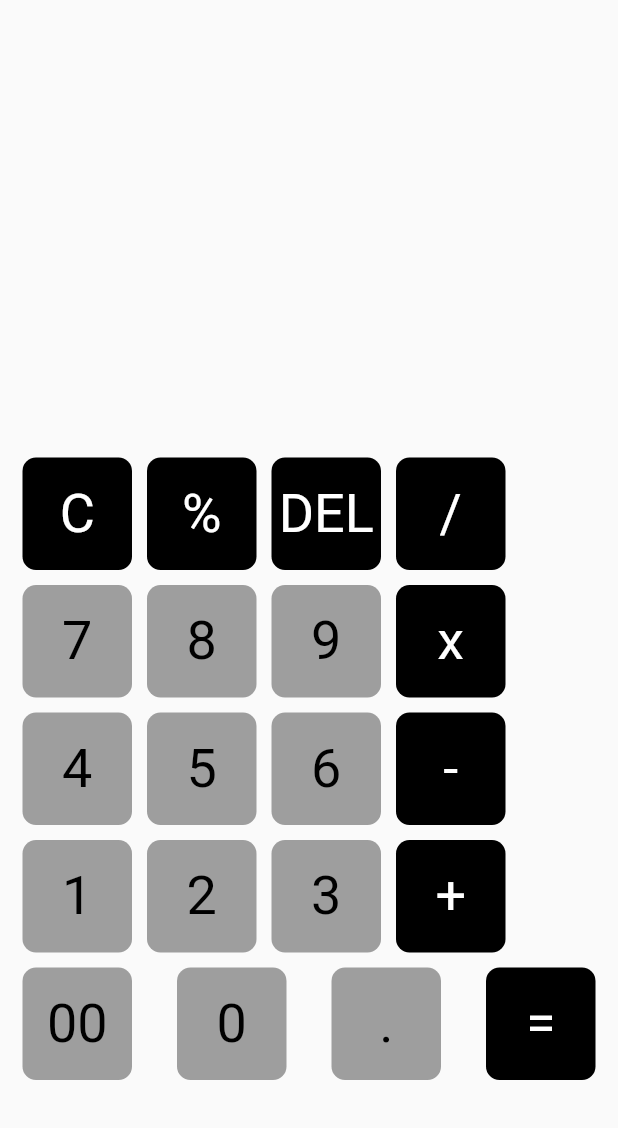
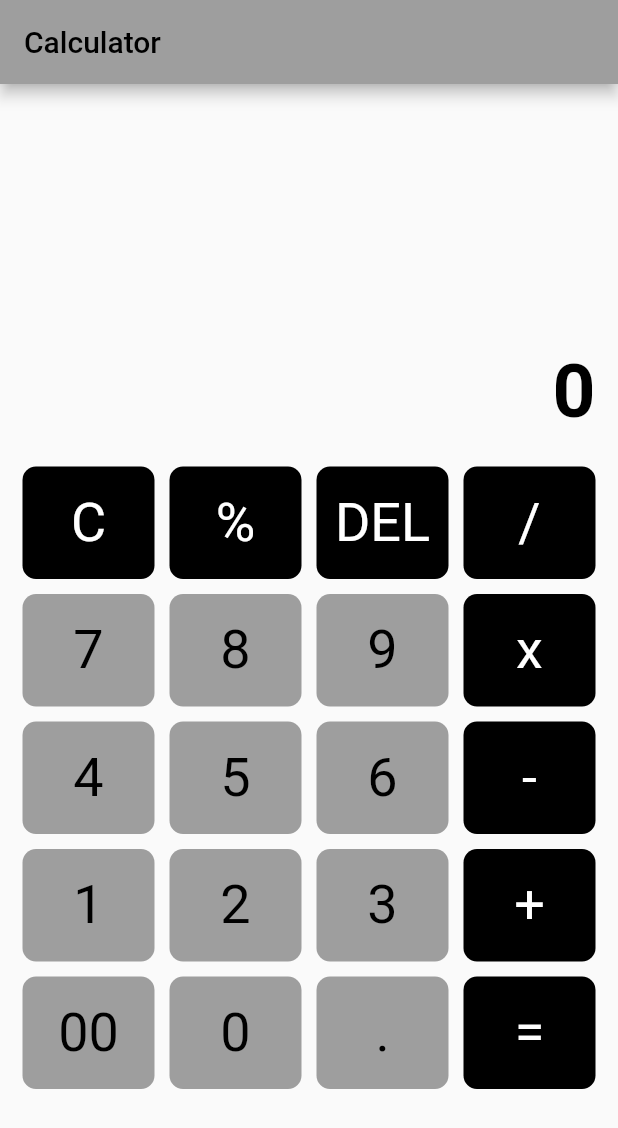
Before and after one commit to leslly/calculator, a Flutter app: the screen it shows after launch, on a phone screen of 412 x 824 dp. Shown: the top 1128 px of the screen. Run offline on Flutter 3.47's test engine with Material 2 defaults, Android fonts, the phone set to English and light mode, and no system bars.

Commit message:
proper design achieved

```diff
--- a/lib/buttons/operator_buttons/assignment_button.dart
+++ b/lib/buttons/operator_buttons/assignment_button.dart
@@ -1,18 +1,19 @@
 import 'package:flutter/material.dart';
 
 class AssignmentButton extends StatelessWidget {
-  const AssignmentButton({Key? key, required this.buttonColor, this.buttonValue = '=', this.valueColor = Colors.white}) : super(key: key);
+  const AssignmentButton({Key? key, required this.buttonColor, this.buttonValue = '=', this.valueColor = Colors.white, this.a = '0'}) : super(key: key);
 
 
   final Color buttonColor;
   final String buttonValue;
   final Color valueColor;
+  final String a;
 
   @override
   Widget build(BuildContext context) {
     return InkWell(
       onTap: () {
-        //print(equivalence of the inputs);
+        print(a);
       },
        child: Container(
          alignment: Alignment.center,
--- a/lib/main.dart
+++ b/lib/main.dart
@@ -61,68 +61,96 @@ class CalculatorView extends StatelessWidget {
   @override
   Widget build(BuildContext context) {
     return Scaffold(
+      appBar: AppBar(
+        title: Text(
+          'Calculator',
+          style: TextStyle(
+            color: Colors.black,
+          ),
+        ),
+        backgroundColor: Colors.grey,
+      ),
       body: SafeArea(
         child: Padding(
           padding: const EdgeInsets.all(15.0),
           child: Column(
             crossAxisAlignment: CrossAxisAlignment.start,
             children: [
-              const SizedBox(height: 290),
+              Container(
+                alignment: Alignment.bottomRight,
+                height: 220,
+                child: const Text(
+                  '0',
+                  style: TextStyle(
+                    fontSize: 50,
+                    color: Colors.black,
+                    fontWeight: FontWeight.bold,
+                  ),
+                ),
+              ),
+              const SizedBox(height: 20),
               Row(
+                mainAxisAlignment: MainAxisAlignment.spaceBetween,
                 children: const [
-                  AssignmentButton(buttonColor: Colors.black, buttonValue: 'C', valueColor: Colors.white),
-                SizedBox(width: 10),
-                  AssignmentButton(buttonColor: Colors.black, buttonValue: '%', valueColor: Colors.white),
-                SizedBox(width: 10),
-                  AssignmentButton(buttonColor: Colors.black, buttonValue: 'DEL', valueColor: Colors.white),
-                SizedBox(width: 10),
-                  AssignmentButton(buttonColor: Colors.black, buttonValue: '/', valueColor: Colors.white),
-                ],
-              ),
-              const SizedBox(height: 10),
-              Row(
-                children: const [
-                  AssignmentButton(buttonColor: Colors.grey, buttonValue: '7', valueColor: Colors.black),
-                SizedBox(width: 10),
-                  AssignmentButton(buttonColor: Colors.grey, buttonValue: '8', valueColor: Colors.black),
-                SizedBox(width: 10),
-                  AssignmentButton(buttonColor: Colors.grey, buttonValue: '9', valueColor: Colors.black),
-                SizedBox(width: 10),
-                  AssignmentButton(buttonColor: Colors.black, buttonValue: 'x', valueColor: Colors.white),
-                ],
-              ),
-              const SizedBox(height: 10),
-              Row(
-                children: const [
-                  AssignmentButton(buttonColor: Colors.grey, buttonValue: '4', valueColor: Colors.black),
-                SizedBox(width: 10),
-                  AssignmentButton(buttonColor: Colors.grey, buttonValue: '5', valueColor: Colors.black),
-                SizedBox(width: 10),
-                  AssignmentButton(buttonColor: Colors.grey, buttonValue: '6', valueColor: Colors.black),
-                SizedBox(width: 10),
-                  AssignmentButton(buttonColor: Colors.black, buttonValue: '-', valueColor: Colors.white),
-                ],
-              ),
-              const SizedBox(height: 10),
-              Row(
-                children: const [
-                  AssignmentButton(buttonColor: Colors.grey, buttonValue: '1', valueColor: Colors.black),
-                SizedBox(width: 10),
-                  AssignmentButton(buttonColor: Colors.grey, buttonValue: '2', valueColor: Colors.black),
-                SizedBox(width: 10),
-                  AssignmentButton(buttonColor: Colors.grey, buttonValue: '3', valueColor: Colors.black),
-                SizedBox(width: 10),
-                  AssignmentButton(buttonColor: Colors.black, buttonValue: '+', valueColor: Colors.white),
+                  Expanded(child: AssignmentButton(buttonColor: Colors.black, buttonValue: 'C', valueColor: Colors.white)),
+                  SizedBox(width: 10),
+                  Expanded(child: AssignmentButton(buttonColor: Colors.black, buttonValue: '%', valueColor: Colors.white)),
+                  SizedBox(width: 10),
+                  Expanded(child: AssignmentButton(buttonColor: Colors.black, buttonValue: 'DEL', valueColor: Colors.white)),
+                  SizedBox(width: 10),
+                  Expanded(child: AssignmentButton(buttonColor: Colors.black, buttonValue: '/', valueColor: Colors.white)),
                 ],
               ),
               const SizedBox(height: 10),
               Row(
                 mainAxisAlignment: MainAxisAlignment.spaceBetween,
                 children: const [
-                AssignmentButton(buttonColor: Colors.grey, buttonValue: '00', valueColor: Colors.black),
-                AssignmentButton(buttonColor: Colors.grey, buttonValue: '0', valueColor: Colors.black),
-                AssignmentButton(buttonColor: Colors.grey, buttonValue: '.', valueColor: Colors.black),
-                AssignmentButton(buttonColor: Colors.black),
+                  Expanded(child: AssignmentButton(buttonColor: Colors.grey, buttonValue: '7', valueColor: Colors.black, a: '7',)),
+                  SizedBox(width: 10),
+                  Expanded(child: AssignmentButton(buttonColor: Colors.grey, buttonValue: '8', valueColor: Colors.black, a: '8',)),
+                  SizedBox(width: 10),
+                  Expanded(child: AssignmentButton(buttonColor: Colors.grey, buttonValue: '9', valueColor: Colors.black, a: '9',)),
+                  SizedBox(width: 10),
+                  Expanded(child: AssignmentButton(buttonColor: Colors.black, buttonValue: 'x', valueColor: Colors.white, a: 'x',)),
+                ],
+              ),
+              const SizedBox(height: 10),
+              Row(
+                mainAxisAlignment: MainAxisAlignment.spaceBetween,
+                children: const [
+                  Expanded(child: AssignmentButton(buttonColor: Colors.grey, buttonValue: '4', valueColor: Colors.black, a: '4',)),
+                  SizedBox(width: 10),
+                  Expanded(child: AssignmentButton(buttonColor: Colors.grey, buttonValue: '5', valueColor: Colors.black, a: '5',)),
+                  SizedBox(width: 10),
+                  Expanded(child: AssignmentButton(buttonColor: Colors.grey, buttonValue: '6', valueColor: Colors.black, a: '6')),
+                  SizedBox(width: 10),
+                  Expanded(child: AssignmentButton(buttonColor: Colors.black, buttonValue: '-', valueColor: Colors.white, a: '-',)),
+                ],
+              ),
+              const SizedBox(height: 10),
+              Row(
+                mainAxisAlignment: MainAxisAlignment.spaceBetween,
+                children: const [
+                  Expanded(child: AssignmentButton(buttonColor: Colors.grey, buttonValue: '1', valueColor: Colors.black, a: '1',)),
+                  SizedBox(width: 10),
+                  Expanded(child: AssignmentButton(buttonColor: Colors.grey, buttonValue: '2', valueColor: Colors.black, a: '2',)),
+                  SizedBox(width: 10),
+                  Expanded(child: AssignmentButton(buttonColor: Colors.grey, buttonValue: '3', valueColor: Colors.black, a: '3',)),
+                  SizedBox(width: 10),
+                  Expanded(child: AssignmentButton(buttonColor: Colors.black, buttonValue: '+', valueColor: Colors.white, a: '+',)),
+                ],
+              ),
+              const SizedBox(height: 10),
+              Row(
+                mainAxisAlignment: MainAxisAlignment.spaceBetween,
+                children: const [
+                Expanded(child: AssignmentButton(buttonColor: Colors.grey, buttonValue: '00', valueColor: Colors.black, a: '00',)),
+                  SizedBox(width: 10),
+                Expanded(child: AssignmentButton(buttonColor: Colors.grey, buttonValue: '0', valueColor: Colors.black, a: '0',)),
+                  SizedBox(width: 10),
+                Expanded(child: AssignmentButton(buttonColor: Colors.grey, buttonValue: '.', valueColor: Colors.black, a: '.',)),
+                  SizedBox(width: 10),
+                Expanded(child: AssignmentButton(buttonColor: Colors.black)),
                 ],
               ),
             ],
```
